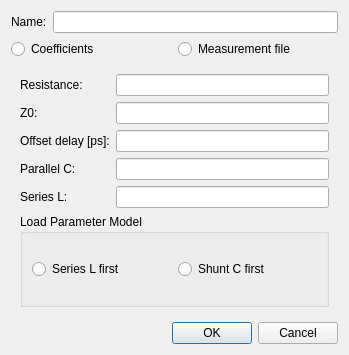
Qt form Software/PC_Application/Calibration/CalStandardLoadEditDialog.ui (jankae/LibreVNA) before a commit.
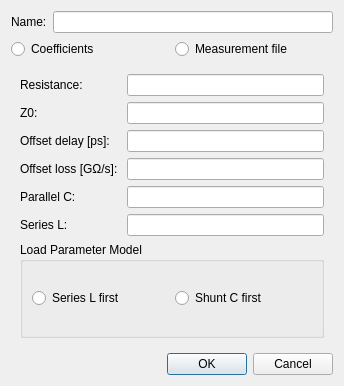
The same form after that commit. Custom widgets are drawn as their Qt base class.

Commit message: Add loss to load standard

```diff
--- a/Software/PC_Application/Calibration/CalStandardLoadEditDialog.ui
+++ b/Software/PC_Application/Calibration/CalStandardLoadEditDialog.ui
@@ -6,8 +6,8 @@
    <rect>
     <x>0</x>
     <y>0</y>
-    <width>349</width>
-    <height>355</height>
+    <width>344</width>
+    <height>386</height>
    </rect>
   </property>
   <property name="windowTitle">
@@ -99,23 +99,33 @@
           <widget class="SIUnitEdit" name="delay"/>
          </item>
          <item row="3" column="0">
+          <widget class="QLabel" name="label_5">
+           <property name="text">
+            <string>Offset loss [GΩ/s]: </string>
+           </property>
+          </widget>
+         </item>
+         <item row="3" column="1">
+          <widget class="SIUnitEdit" name="loss"/>
+         </item>
+         <item row="4" column="0">
           <widget class="QLabel" name="label_18">
            <property name="text">
             <string>Parallel C:</string>
            </property>
           </widget>
          </item>
-         <item row="3" column="1">
+         <item row="4" column="1">
           <widget class="SIUnitEdit" name="parC"/>
          </item>
-         <item row="4" column="0">
+         <item row="5" column="0">
           <widget class="QLabel" name="label_26">
            <property name="text">
             <string>Series L:</string>
            </property>
           </widget>
          </item>
-         <item row="4" column="1">
+         <item row="5" column="1">
           <widget class="SIUnitEdit" name="serL"/>
          </item>
         </layout>
```
Left out of the diff: 2 changed lines with no effect on the pictures. The commit also changes 6 other files.
